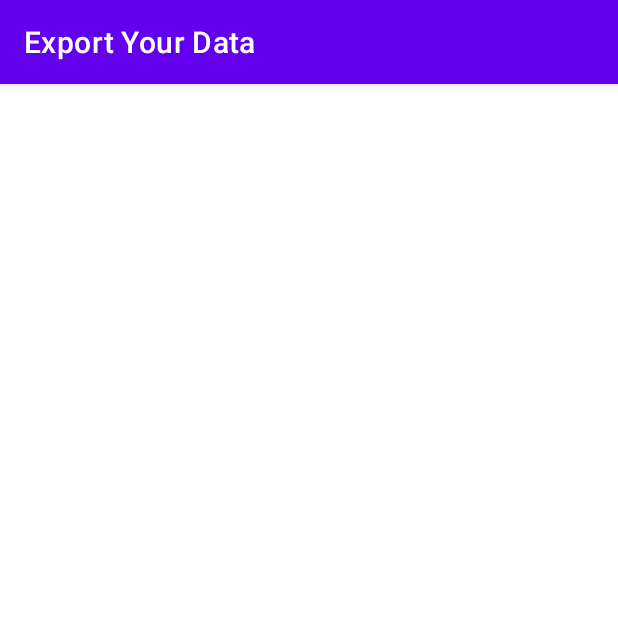
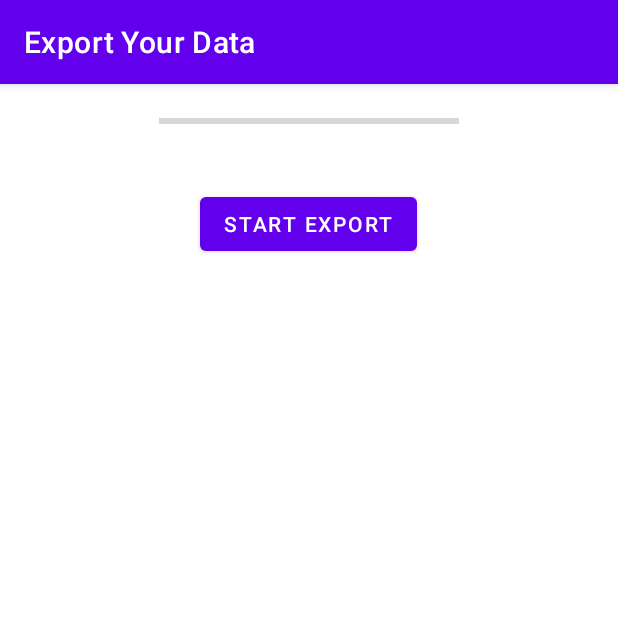
Before and after one commit to HSchmale16/AndroidCounterApp, an Android app: the screen it shows after launch (ExportActivity), after a tap on "Export Your Data", on a phone screen of 412 x 824 dp, the top half of it. Run offline under Robolectric (Android 15) with nearby library versions, the phone set to English and light mode, and no system bars; our stand-ins replace Room's generated code, paging; libraries missing offline, so code that uses them is left out: androidx.paging.

Commit message:
Make a lot of changes.
Maybe get the export activity working.

```diff
--- a/app/src/main/java/org/henryschmale/counter/CountedEventDatabase.java
+++ b/app/src/main/java/org/henryschmale/counter/CountedEventDatabase.java
@@ -14,6 +14,7 @@ import org.henryschmale.counter.models.CountedEventType;
 import org.henryschmale.counter.models.EventTypeDetail;
 import org.henryschmale.counter.models.VoteEntryModel;
 import org.henryschmale.counter.models.CountedWidgetIdToEventType;
+import org.henryschmale.counter.models.dao.ExportDao;
 import org.henryschmale.counter.models.dao.WidgetDao;
 
 import java.time.OffsetDateTime;
@@ -37,6 +38,8 @@ public abstract class CountedEventDatabase extends RoomDatabase {
     public abstract CountedEventTypeDao countedEventTypeDao();
 
     public abstract WidgetDao widgetDao();
+
+    public abstract ExportDao exportDao();
 
     public static synchronized CountedEventDatabase getInstance(final Context context) {
         if (INSTANCE == null) {
--- a/app/src/main/java/org/henryschmale/counter/activities/ExportActivity.java
+++ b/app/src/main/java/org/henryschmale/counter/activities/ExportActivity.java
@@ -1,14 +1,74 @@
 package org.henryschmale.counter.activities;
 
 import androidx.appcompat.app.AppCompatActivity;
+import androidx.lifecycle.LiveData;
+import androidx.localbroadcastmanager.content.LocalBroadcastManager;
+import androidx.paging.LivePagedListBuilder;
+import androidx.paging.PagedList;
 
+import android.content.BroadcastReceiver;
+import android.content.Context;
+import android.content.Intent;
+import android.content.IntentFilter;
+import android.content.res.Resources;
+import android.os.AsyncTask;
 import android.os.Bundle;
+import android.os.Handler;
+import android.util.Log;
+import com.google.gson.stream.JsonWriter;
+import android.view.View;
+import android.widget.Button;
 import android.widget.ProgressBar;
+import android.widget.TextView;
 
+import org.henryschmale.counter.CountedEventDatabase;
 import org.henryschmale.counter.R;
+import org.henryschmale.counter.models.CountedEvent;
+import org.henryschmale.counter.models.CountedEventType;
+import org.henryschmale.counter.models.dao.ExportDao;
+import org.henryschmale.counter.widgets.CountEventWidgetIntentService;
+
+import java.io.FileNotFoundException;
+import java.io.IOException;
+import java.io.OutputStreamWriter;
+import java.util.List;
 
 public class ExportActivity extends AppCompatActivity {
+    public static final String TAG = "ExportActivity";
+    public static final String PROGRESS_NOTIFICATION_ACTION = "EXPORT_PROGRESS_NOTIFICATION";
     ProgressBar progressBar;
+    TextView progressView;
+    Button startExport;
+
+    /**
+     * We submit a background task to our job intent service to handle the export. We'll update
+     * this activity using a broadcast receiver.
+     */
+    private BroadcastReceiver  bReceiver = new BroadcastReceiver(){
+        @Override
+        public void onReceive(Context context, Intent intent) {
+
+            final int progress = intent.getIntExtra("progress", 0);
+            final int total = intent.getIntExtra("total", 100);
+
+            //Log.d(TAG, "received broadcast event " + progress + " of " + total);
+
+            progressBar.setIndeterminate(false);
+            progressBar.setVisibility(View.VISIBLE);
+            progressBar.setMax(total);
+            progressBar.setProgress(progress, true);
+
+            String text = getResources().getString(R.string.progress_text, progress, total);
+            progressView.setText(text);
+
+            if (progress >= total) {
+                startExport.setEnabled(true);
+            }
+        }
+    };
+
+
+
 
     @Override
     protected void onCreate(Bundle savedInstanceState) {
@@ -16,5 +76,28 @@ public class ExportActivity extends AppCompatActivity {
         setContentView(R.layout.activity_export);
 
         getSupportActionBar().setTitle(R.string.export_your_data);
+
+        progressBar = findViewById(R.id.the_progress_bar);
+        progressView = findViewById(R.id.textView);
+
+        startExport = findViewById(R.id.start_export);
+
+
+        startExport.setOnClickListener(view -> {
+            startExport.setEnabled(false);
+            Log.d(TAG, "button pressed export starting");
+            CountEventWidgetIntentService.startActionExport(getApplicationContext(), PROGRESS_NOTIFICATION_ACTION);
+        });
     }
+
+    protected void onResume(){
+        super.onResume();
+        LocalBroadcastManager.getInstance(this).registerReceiver(bReceiver, new IntentFilter(PROGRESS_NOTIFICATION_ACTION));
+    }
+
+    protected void onPause (){
+        super.onPause();
+        LocalBroadcastManager.getInstance(this).unregisterReceiver(bReceiver);
+    }
+
 }
--- a/app/src/main/java/org/henryschmale/counter/models/CountedEvent.java
+++ b/app/src/main/java/org/henryschmale/counter/models/CountedEvent.java
@@ -7,6 +7,7 @@ import androidx.annotation.RequiresApi;
 import androidx.room.ColumnInfo;
 import androidx.room.Entity;
 import androidx.room.ForeignKey;
+import androidx.room.Index;
 import androidx.room.PrimaryKey;
 import androidx.room.TypeConverters;
 
@@ -36,6 +37,7 @@ public class CountedEvent {
 
     public OffsetDateTime createdAt = OffsetDateTime.now();
 
+    @ColumnInfo(index = true)
     public int countedEventTypeId;
 
     public byte increment;
--- /dev/null
+++ b/app/src/main/java/org/henryschmale/counter/models/dao/ExportDao.java
@@ -0,0 +1,35 @@
+package org.henryschmale.counter.models.dao;
+
+import androidx.paging.DataSource;
+import androidx.room.Dao;
+import androidx.room.Query;
+import androidx.room.Transaction;
+
+import org.henryschmale.counter.models.CountedEvent;
+import org.henryschmale.counter.models.CountedEventType;
+import org.henryschmale.counter.models.EventTypeWithVotes;
+
+import java.util.List;
+
+
+/**
+ * A dao of our own just for exporting the events.
+ */
+@Dao
+public interface ExportDao {
+    /**
+     * Implement my own crappy paging
+     * @param eventTypeId
+     * @param lastUid
+     * @return
+     */
+    @Query("SELECT * FROM CountedEvent WHERE CountedEvent.countedEventTypeId = :eventTypeId AND CountedEvent.uid > :lastUid ORDER BY CountedEvent.uid ASC LIMIT 10")
+    List<CountedEvent> getAssociatedEvents(int eventTypeId, long lastUid);
+
+    @Query("SELECT * FROM CountedEventType WHERE uid > :lastUid ORDER BY uid ASC LIMIT 4")
+    List<CountedEventType> getEventTypesPaged2(int lastUid);
+
+    @Query("SELECT COUNT(*) FROM CountedEvent")
+    int totalEvents();
+
+}
--- a/app/src/main/res/layout/activity_export.xml
+++ b/app/src/main/res/layout/activity_export.xml
@@ -1,26 +1,43 @@
 <?xml version="1.0" encoding="utf-8"?>
-<LinearLayout xmlns:android="http://schemas.android.com/apk/res/android"
+<androidx.constraintlayout.widget.ConstraintLayout xmlns:android="http://schemas.android.com/apk/res/android"
     xmlns:app="http://schemas.android.com/apk/res-auto"
     xmlns:tools="http://schemas.android.com/tools"
+    android:id="@+id/linearLayout"
     android:layout_width="match_parent"
     android:layout_height="match_parent"
-    android:orientation="vertical"
     tools:context=".activities.ExportActivity">
 
-    <LinearLayout
-        android:layout_width="match_parent"
-        android:layout_height="wrap_content">
+    <ProgressBar
+        android:id="@+id/the_progress_bar"
+        style="?android:attr/progressBarStyleHorizontal"
+        android:layout_width="wrap_content"
+        android:layout_height="wrap_content"
+        android:indeterminate="false"
+        android:max="100"
+        android:minWidth="200dp"
+        android:minHeight="50dp"
+        android:progress="0"
+        app:layout_constraintEnd_toEndOf="parent"
+        app:layout_constraintStart_toStartOf="parent"
+        app:layout_constraintTop_toTopOf="parent" />
 
-        <TextView
-            android:layout_width="wrap_content"
-            android:layout_height="wrap_content"/>
-    </LinearLayout>
+    <Button
+        android:id="@+id/start_export"
+        android:layout_width="wrap_content"
+        android:layout_height="wrap_content"
+        android:text="@string/start_export"
+        app:layout_constraintEnd_toEndOf="parent"
+        app:layout_constraintHorizontal_bias="0.498"
+        app:layout_constraintStart_toStartOf="parent"
+        app:layout_constraintTop_toBottomOf="@+id/textView" />
 
+    <TextView
+        android:id="@+id/textView"
+        android:layout_width="wrap_content"
+        android:layout_height="wrap_content"
+        tools:text="10 out of 200 events exports"
+        app:layout_constraintEnd_toEndOf="@+id/the_progress_bar"
+        app:layout_constraintStart_toStartOf="@+id/the_progress_bar"
+        app:layout_constraintTop_toBottomOf="@+id/the_progress_bar" />
 
-    <ProgressBar
-        android:layout_width="match_parent"
-        android:layout_height="wrap_content"
-        android:id="@+id/the_progress_bar"
-        android:visibility="invisible"/>
-
-</LinearLayout>
+</androidx.constraintlayout.widget.ConstraintLayout>
--- a/app/src/main/res/values-night/themes.xml
+++ b/app/src/main/res/values-night/themes.xml
@@ -15,6 +15,8 @@
     </style>
 
 
+    <style name="Theme.Counter.AppBarOverlay" parent="ThemeOverlay.AppCompat.Dark.ActionBar" />
+    <style name="Theme.Counter.PopupOverlay" parent="ThemeOverlay.AppCompat.Light" />
 
 
 </resources>
--- a/app/src/main/res/values/themes.xml
+++ b/app/src/main/res/values/themes.xml
@@ -19,9 +19,7 @@
         <item name="windowNoTitle">true</item>
     </style>
 
-    <style name="Theme.Counter.AppBarOverlay" parent="ThemeOverlay.AppCompat.Dark.ActionBar" />
 
-    <style name="Theme.Counter.PopupOverlay" parent="ThemeOverlay.AppCompat.Light" />
 
     <style name="ThemeOverlay.Counter.AppWidgetContainer" parent="">
         <item name="appWidgetBackgroundColor">@color/light_blue_600</item>
```
Also changed, not shown: app/build.gradle (+7 -4 lines), app/src/main/AndroidManifest.xml (+11 -7 lines), app/src/main/java/org/henryschmale/counter/activities/EventDetailActivity.java (+7 -4 lines), app/src/main/java/org/henryschmale/counter/activities/ListEventTypesActivity.java (+8 -0 lines), app/src/main/java/org/henryschmale/counter/activities/SettingsActivity.java (added, +35 -0 lines), app/src/main/java/org/henryschmale/counter/widgets/CountEventWidgetIntentService.java (+124 -6 lines), app/src/main/java/org/henryschmale/counter/widgets/IncrDecrTypeWidget.java (+5 -13 lines), app/src/main/res/layout/settings_activity.xml (added, +9 -0 lines), app/src/main/res/values/arrays.xml (added, +24 -0 lines), app/src/main/res/values/strings.xml (+19 -0 lines), app/src/main/res/xml/root_preferences.xml (added, +66 -0 lines), 2 other files.
